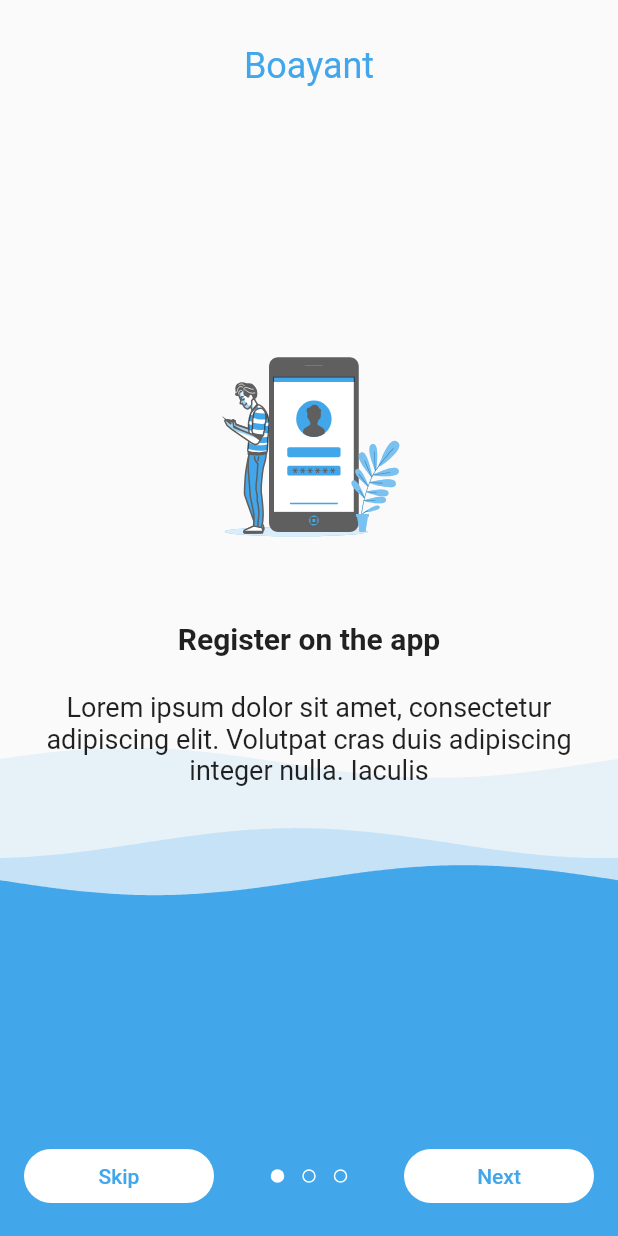
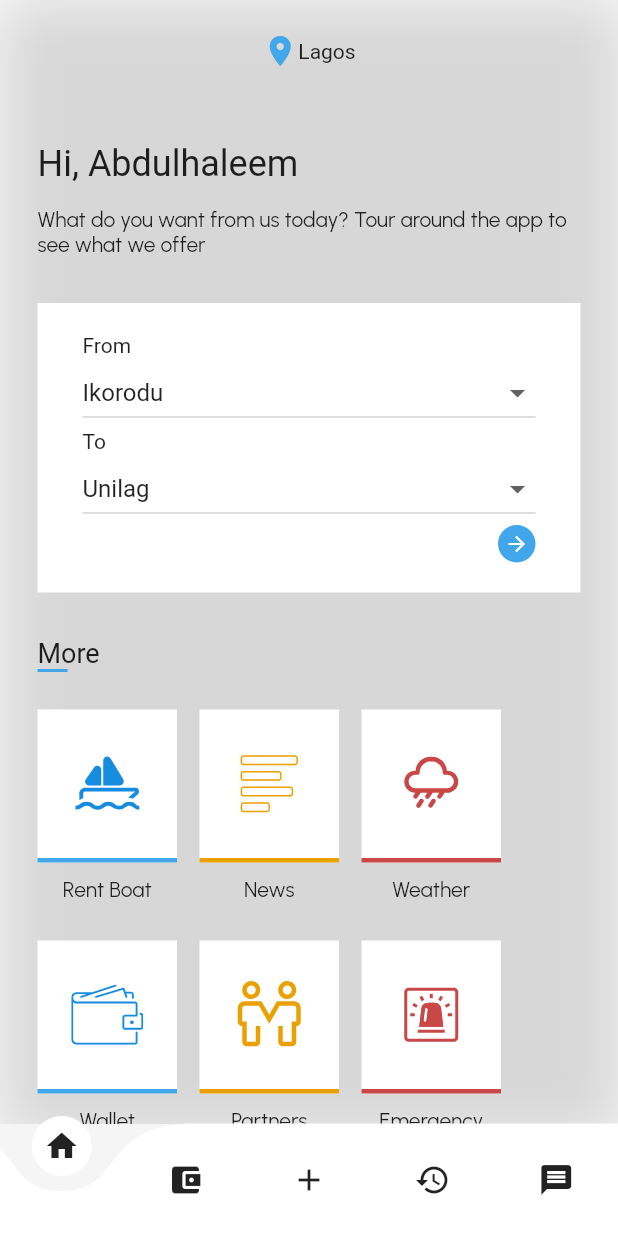
Before and after one commit to boayant-dev/mobile, a Flutter app: the screen it shows after launch, on a phone screen of 412 x 824 dp. Run offline on Flutter 3.47's test engine with Material 2 defaults, Android fonts, the phone set to English and light mode, and no system bars; drawn by our look-alikes of curved_navigation_bar, introduction_screen, wave; our stand-ins replace auto_route, flutter_svg, get_it.

Commit message:
root widget UI && home screen UI

```diff
--- a/analysis_options.yaml
+++ b/analysis_options.yaml
@@ -7,9 +7,9 @@
 
 # The following line activates a set of recommended lints for Flutter apps,
 # packages, and plugins designed to encourage good coding practices.
-include: package:flutter_lints/flutter.yaml
+# include: package:flutter_lints/flutter.yaml
 
-linter:
+# linter:
   # The lint rules applied to this project can be customized in the
   # section below to disable rules from the `package:flutter_lints/flutter.yaml`
   # included above or to enable additional rules. A list of all available lints
@@ -21,7 +21,7 @@ linter:
   # or a specific dart file by using the `// ignore: name_of_lint` and
   # `// ignore_for_file: name_of_lint` syntax on the line or in the file
   # producing the lint.
-  rules:
+  # rules:
     # avoid_print: false  # Uncomment to disable the `avoid_print` rule
     # prefer_single_quotes: true  # Uncomment to enable the `prefer_single_quotes` rule
 
--- a/lib/core/constants.dart
+++ b/lib/core/constants.dart
@@ -2,4 +2,7 @@ import 'package:flutter/painting.dart';
 
 class Constants {
   static const boayantBlue = Color(0xff42A6EA);
+  static const greyBackground = Color(0xFFF5F5F5);
+  static const boayantYellow = Color(0xFFEAA001);
+  static const boayantRed = Color(0xFFC94747);
 }
--- a/lib/core/route.dart
+++ b/lib/core/route.dart
@@ -1,15 +1,28 @@
 import 'package:auto_route/auto_route.dart';
+import 'package:boayant/screens/home_screen.dart';
 import 'package:boayant/screens/signup_screen.dart';
+import 'package:boayant/screens/topup_screen.dart';
 import 'package:flutter/material.dart' hide Router;
 
+import '../screens/history_screen.dart';
+import '../screens/message_screen.dart';
 import '../screens/onboarding_screen.dart';
+import '../screens/root_screen.dart';
+import '../screens/wallet_screen.dart';
 
 part 'route.gr.dart';
 
 @MaterialAutoRouter(
   routes: [
     AutoRoute(path: '/onboarding', page: OnboardingScreen),
-    AutoRoute(path: '/signup', page: SignupScreen)
+    AutoRoute(path: '/signup', page: SignupScreen),
+    AutoRoute(path: '/', page: RootScreen, children: [
+      AutoRoute(path: 'home', page: HomeScreen),
+      AutoRoute(path: 'wallet', page: WalletScreen),
+      AutoRoute(path: 'topup', page: TopupScreen),
+      AutoRoute(path: 'history', page: HistoryScreen),
+      AutoRoute(path: 'message', page: MessageScreen),
+    ])
   ],
   replaceInRouteName: 'Screen,Route',
 )
--- a/lib/main.dart
+++ b/lib/main.dart
@@ -30,7 +30,7 @@ class _MyAppState extends State<MyApp> {
       ),
       routeInformationParser: _router.defaultRouteParser(),
       routerDelegate: _router.delegate(
-        initialRoutes: [OnboardingRoute()],
+        initialRoutes: [RootRoute()],
       ),
     );
   }
--- /dev/null
+++ b/lib/screens/history_screen.dart
@@ -0,0 +1,13 @@
+import 'package:boayant/core/constants.dart';
+import 'package:flutter/material.dart';
+
+class HistoryScreen extends StatelessWidget {
+const HistoryScreen({ Key? key }) : super(key: key);
+
+  @override
+  Widget build(BuildContext context) {
+    return Container(
+      color: Constants.greyBackground,
+    );
+  }
+}
--- /dev/null
+++ b/lib/screens/home_screen.dart
@@ -0,0 +1,181 @@
+import 'package:flutter/material.dart';
+import 'package:flutter_svg/svg.dart';
+
+import '../core/constants.dart';
+
+class HomeScreen extends StatelessWidget {
+  const HomeScreen({Key? key}) : super(key: key);
+
+  @override
+  Widget build(BuildContext context) {
+    return SafeArea(
+      child: SingleChildScrollView(
+          child: Container(
+        decoration: BoxDecoration(boxShadow: [
+          BoxShadow(
+              color: Color(0xFF5f5f5f).withOpacity(0.2),
+              offset: Offset(2, 2),
+              blurRadius: 30)
+        ]),
+        child: Padding(
+          padding: const EdgeInsets.only(left: 25.0, right: 25, top: 22),
+          child:
+              Column(crossAxisAlignment: CrossAxisAlignment.start, children: [
+            Row(mainAxisAlignment: MainAxisAlignment.center, children: [
+              Icon(Icons.location_on, color: Constants.boayantBlue),
+              Text('Lagos'),
+            ]),
+            Padding(
+              padding: const EdgeInsets.only(top: 49, bottom: 15),
+              child: Text('Hi, Abdulhaleem', style: TextStyle(fontSize: 24)),
+            ),
+            Text(
+                'What do you want from us today? Tour around the app to see what we offer',
+                style: TextStyle(fontSize: 14, fontFamily: 'Urbanist')),
+            Container(
+              color: Colors.white,
+              margin: const EdgeInsets.symmetric(vertical: 30),
+              child: Column(children: [
+                Align(alignment: Alignment.centerLeft, child: Text('From')),
+                DropdownButton<String>(
+                    value: 'Ikorodu',
+                    isExpanded: true,
+                    items: [
+                      DropdownMenuItem(
+                          child: Text('Ikorodu'), value: 'Ikorodu'),
+                    ],
+                    onChanged: (_) {}),
+                Align(alignment: Alignment.centerLeft, child: Text('To')),
+                DropdownButton<String>(
+                    isExpanded: true,
+                    value: 'Unilag',
+                    items: [
+                      DropdownMenuItem(child: Text('Unilag'), value: 'Unilag'),
+                    ],
+                    onChanged: (_) {}),
+                Align(
+                  alignment: Alignment.centerRight,
+                  child: SizedBox(
+                    width: 25,
+                    height: 25,
+                    child: TextButton(
+                        child: Icon(
+                          Icons.arrow_forward,
+                          size: 16,
+                          color: Colors.white,
+                        ),
+                        onPressed: () {},
+                        style: TextButton.styleFrom(
+                            padding: EdgeInsets.zero,
+                            backgroundColor: Constants.boayantBlue,
+                            shape: CircleBorder())
+                        // color: Constants.boayantBlue,
+                        ),
+                  ),
+                )
+              ]),
+              padding: const EdgeInsets.symmetric(vertical: 20, horizontal: 30),
+            ),
+            Text('More', style: TextStyle(fontSize: 18)),
+            Container(width: 20, height: 2, color: Constants.boayantBlue),
+            const SizedBox(height: 25),
+            Wrap(
+              children: [
+                HomeMoreBox(
+                  text: 'Rent Boat',
+                  onPressed: () {},
+                  icon: SvgPicture.asset(
+                    'assets/svgs/rent_boat.svg',
+                  ),
+                  underlineColor: Constants.boayantBlue,
+                ),
+                HomeMoreBox(
+                  text: 'News',
+                  onPressed: () {},
+                  icon: SvgPicture.asset(
+                    'assets/svgs/news.svg',
+                  ),
+                  underlineColor: Constants.boayantYellow,
+                ),
+                HomeMoreBox(
+                  text: 'Weather',
+                  onPressed: () {},
+                  icon: SvgPicture.asset(
+                    'assets/svgs/weather.svg',
+                  ),
+                  underlineColor: Constants.boayantRed,
+                ),
+                HomeMoreBox(
+                  text: 'Wallet',
+                  onPressed: () {},
+                  icon: SvgPicture.asset(
+                    'assets/svgs/wallet.svg',
+                  ),
+                  underlineColor: Constants.boayantBlue,
+                ),
+                HomeMoreBox(
+                  text: 'Partners',
+                  onPressed: () {},
+                  icon: SvgPicture.asset(
+                    'assets/svgs/partners.svg',
+                  ),
+                  underlineColor: Constants.boayantYellow,
+                ),
+                HomeMoreBox(
+                  text: 'Emergency',
+                  onPressed: () {},
+                  icon: SvgPicture.asset(
+                    'assets/svgs/emergency.svg',
+                  ),
+                  underlineColor: Constants.boayantRed,
+                ),
+              ],
+              spacing: 15,
+              runSpacing: 25,
+              direction: Axis.horizontal,
+            )
+          ]),
+        ),
+      )),
+    );
+  }
+}
+
+class HomeMoreBox extends StatelessWidget {
+  final Function() onPressed;
+  final Widget icon;
+  final String text;
+  final Color underlineColor;
+  const HomeMoreBox({
+    Key? key,
+    required this.onPressed,
+    required this.icon,
+    required this.text,
+    required this.underlineColor,
+  }) : super(key: key);
+
+  @override
+  Widget build(BuildContext context) {
+    return Column(
+      children: [
+        InkWell(
+          onTap: onPressed,
+          child: Container(
+            height: 102,
+            width: 93,
+            color: Colors.white,
+            child: Column(
+              children: [
+                Expanded(child: Center(child: icon)),
+                Container(
+                    color: underlineColor, width: double.infinity, height: 3)
+              ],
+            ),
+          ),
+        ),
+        const SizedBox(height: 10),
+        Text(text, style: TextStyle(fontSize: 14, fontFamily: 'Urbanist')),
+      ],
+    );
+  }
+}
--- /dev/null
+++ b/lib/screens/message_screen.dart
@@ -0,0 +1,14 @@
+import 'package:flutter/material.dart';
+
+import '../core/constants.dart';
+
+class MessageScreen extends StatelessWidget {
+const MessageScreen({ Key? key }) : super(key: key);
+
+  @override
+  Widget build(BuildContext context) {
+    return Container(
+     color: Constants.greyBackground,
+    );
+  }
+}
--- /dev/null
+++ b/lib/screens/root_screen.dart
@@ -0,0 +1,45 @@
+import 'package:auto_route/auto_route.dart';
+import 'package:boayant/core/route.dart';
+import 'package:flutter/material.dart';
+import 'package:curved_navigation_bar/curved_navigation_bar.dart';
+
+import '../core/constants.dart';
+
+class RootScreen extends StatelessWidget {
+  const RootScreen({Key? key}) : super(key: key);
+
+  @override
+  Widget build(BuildContext context) {
+    final _routes = const <PageRouteInfo>[
+      HomeRoute(),
+      WalletRoute(),
+      TopupRoute(),
+      HistoryRoute(),
+      MessageRoute(),
+    ];
+    const _duration = Duration(milliseconds: 400);
+
+    return AutoTabsRouter(
+        routes: _routes,
+        duration: _duration,
+        builder: (ctx, child, animation) {
+          final _tabsRouter = AutoTabsRouter.of(ctx);
+          return Scaffold(
+            body: FadeTransition(opacity: animation, child: child),
+            backgroundColor: Constants.greyBackground,
+            bottomNavigationBar: CurvedNavigationBar(
+                animationDuration: _duration,
+                index: _tabsRouter.activeIndex,
+                onTap: _tabsRouter.setActiveIndex,
+                backgroundColor: Colors.transparent,
+                items: const [
+                  Icon(Icons.home),
+                  Icon(Icons.account_balance_wallet),
+                  Icon(Icons.add),
+                  Icon(Icons.history),
+                  Icon(Icons.message)
+                ]),
+          );
+        });
+  }
+}
--- /dev/null
+++ b/lib/screens/topup_screen.dart
@@ -0,0 +1,10 @@
+import 'package:flutter/material.dart';
+
+class TopupScreen extends StatelessWidget {
+const TopupScreen({ Key? key }) : super(key: key);
+
+  @override
+  Widget build(BuildContext context) {
+    return Container();
+  }
+}
--- /dev/null
+++ b/lib/screens/wallet_screen.dart
@@ -0,0 +1,14 @@
+import 'package:flutter/material.dart';
+
+import '../core/constants.dart';
+
+class WalletScreen extends StatelessWidget {
+  const WalletScreen({Key? key}) : super(key: key);
+
+  @override
+  Widget build(BuildContext context) {
+    return Container(
+      color: Constants.greyBackground,
+    );
+  }
+}
```
Also changed, not shown: pubspec.yaml (+7 -0 lines), assets/fonts/Urbanist-Italic-VariableFont_wght.ttf (added), assets/fonts/Urbanist-VariableFont_wght.ttf (added), assets/svgs/emergency.svg (added), assets/svgs/news.svg (added), assets/svgs/partners.svg (added), assets/svgs/rent_boat.svg (added), assets/svgs/wallet.svg (added), assets/svgs/weather.svg (added), lib/core/route.gr.dart, pubspec.lock, 2 other files.
